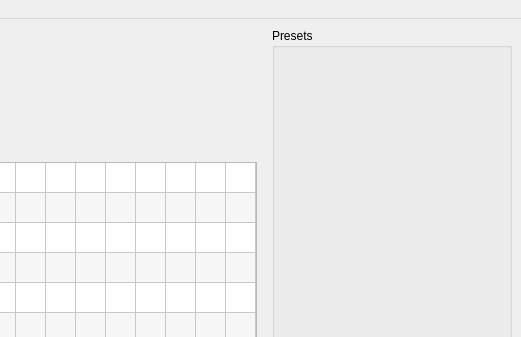
Qt form launkey/src/launkey/mainwindow.ui (Ja-Tar/Launkey) before a commit; both pictures show x 279 to 800 and y 0 to 337 of the 800 by 600 pixel window.
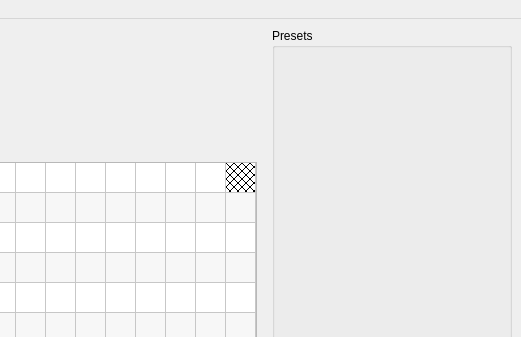
The same form after that commit.

Diff of the .ui file:
```diff
--- a/launkey/src/launkey/mainwindow.ui
+++ b/launkey/src/launkey/mainwindow.ui
@@ -105,28 +105,112 @@
          <attribute name="verticalHeaderStretchLastSection">
           <bool>false</bool>
          </attribute>
-         <row/>
-         <row/>
-         <row/>
-         <row/>
-         <row/>
-         <row/>
-         <row/>
-         <row/>
-         <row/>
-         <column/>
-         <column/>
-         <column/>
-         <column/>
-         <column/>
-         <column/>
-         <column/>
-         <column/>
-         <column/>
-         <item row="0" column="0">
+         <row>
+          <property name="text">
+           <string>RoundButtons</string>
+          </property>
+         </row>
+         <row>
+          <property name="text">
+           <string>Buttons</string>
+          </property>
+         </row>
+         <row>
+          <property name="text">
+           <string>Buttons</string>
+          </property>
+         </row>
+         <row>
+          <property name="text">
+           <string>Buttons</string>
+          </property>
+         </row>
+         <row>
+          <property name="text">
+           <string>Buttons</string>
+          </property>
+         </row>
+         <row>
+          <property name="text">
+           <string>Buttons</string>
+          </property>
+         </row>
+         <row>
+          <property name="text">
+           <string>Buttons</string>
+          </property>
+         </row>
+         <row>
+          <property name="text">
+           <string>Buttons</string>
+          </property>
+         </row>
+         <row>
+          <property name="text">
+           <string>Buttons</string>
+          </property>
+         </row>
+         <column>
+          <property name="text">
+           <string>Buttons</string>
+          </property>
+         </column>
+         <column>
+          <property name="text">
+           <string>Buttons</string>
+          </property>
+         </column>
+         <column>
+          <property name="text">
+           <string>Buttons</string>
+          </property>
+         </column>
+         <column>
+          <property name="text">
+           <string>Buttons</string>
+          </property>
+         </column>
+         <column>
+          <property name="text">
+           <string>Buttons</string>
+          </property>
+         </column>
+         <column>
+          <property name="text">
+           <string>Buttons</string>
+          </property>
+         </column>
+         <column>
+          <property name="text">
+           <string>Buttons</string>
+          </property>
+         </column>
+         <column>
+          <property name="text">
+           <string>Buttons</string>
+          </property>
+         </column>
+         <column>
+          <property name="text">
+           <string>RoundButtons</string>
+          </property>
+         </column>
+         <item row="0" column="8">
           <property name="text">
            <string/>
           </property>
+          <property name="background">
+           <brush brushstyle="DiagCrossPattern">
+            <color alpha="255">
+             <red>0</red>
+             <green>0</green>
+             <blue>0</blue>
+            </color>
+           </brush>
+          </property>
+          <property name="flags">
+           <set>ItemIsSelectable|ItemIsEditable|ItemIsDragEnabled|ItemIsDropEnabled|ItemIsUserCheckable</set>
+          </property>
          </item>
         </widget>
        </item>
```
